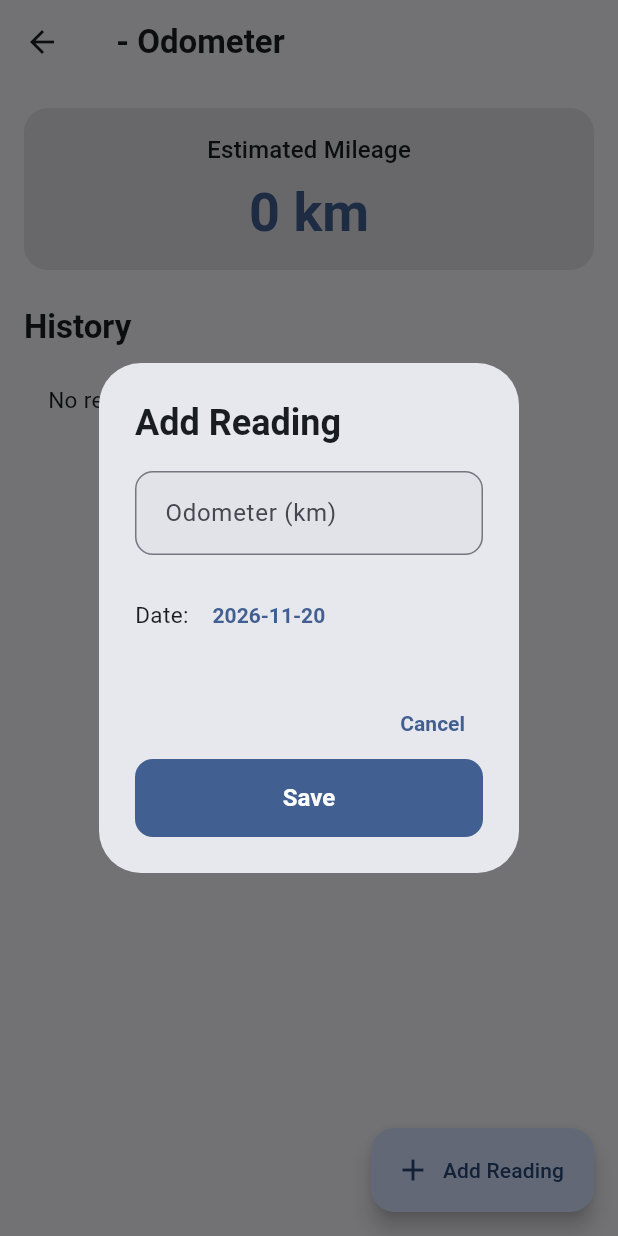
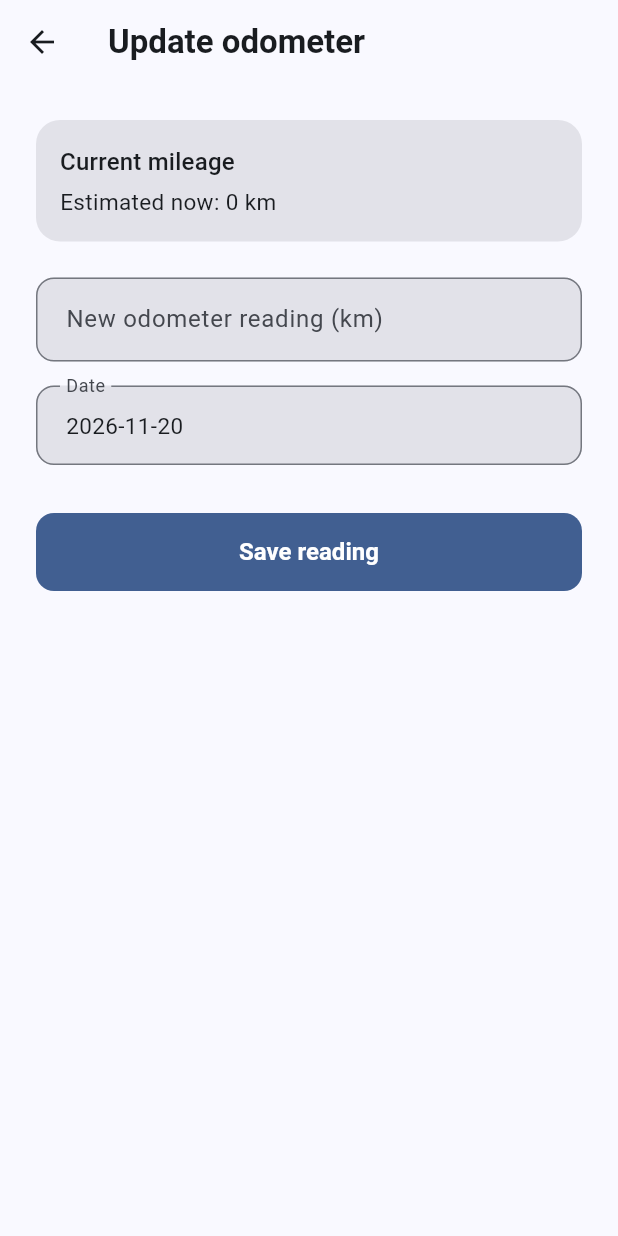
Before and after one commit to nubatay/motocare-log, a Flutter app: the OdometerScreen screen opened directly with empty values, after a tap on "Add Reading", on a phone screen of 412 x 824 dp. Run offline on Flutter 3.47's test engine with Material 3 defaults, Android fonts, the phone set to English and light mode, and no system bars; our stand-ins replace supabase_flutter; accounts and stored records are empty.

Commit message:
add update odometer screen

```diff
--- a/lib/features/odometer/presentation/odometer_screen.dart
+++ b/lib/features/odometer/presentation/odometer_screen.dart
@@ -5,11 +5,10 @@ import 'package:flutter/material.dart';
 import 'package:provider/provider.dart';
 
 import '../../../core/theme/app_theme.dart';
-import '../../../core/validators.dart';
 import '../../motorcycles/data/motorcycle_repository.dart';
 import '../../motorcycles/providers/motorcycle_provider.dart';
-import '../data/odometer_repository.dart';
 import '../providers/odometer_provider.dart';
+import 'update_odometer_screen.dart';
 
 class OdometerScreen extends StatefulWidget {
   final Motorcycle bike;
@@ -36,138 +35,6 @@ class _OdometerScreenState extends State<OdometerScreen> {
           dailyDistanceKm: widget.bike.dailyDistanceKm,
           currentOdometerFallback: widget.bike.currentOdometer,
         );
-  }
-
-  void _showReadingDialog({OdometerReading? readingToEdit}) {
-    final provider = context.read<OdometerProvider>();
-    final latestReading = provider.latestReading;
-    final motorcycleProvider = context.read<MotorcycleProvider>();
-
-    final valueController = TextEditingController(
-      text: readingToEdit?.valueKm.toString() ?? '',
-    );
-    DateTime selectedDate = readingToEdit?.readingDate ?? DateTime.now();
-    final formKey = GlobalKey<FormState>();
-
-    showDialog(
-      context: context,
-      builder: (context) {
-        return StatefulBuilder(
-          builder: (context, setState) {
-            return AlertDialog(
-              title: Text(readingToEdit == null ? 'Add Reading' : 'Edit Reading'),
-              content: Form(
-                key: formKey,
-                child: Column(
-                  mainAxisSize: MainAxisSize.min,
-                  children: [
-                    TextFormField(
-                      controller: valueController,
-                      keyboardType: TextInputType.number,
-                      decoration: const InputDecoration(labelText: 'Odometer (km)'),
-                      validator: (value) {
-                        final baseError = Validators.odometer(value);
-                        if (baseError != null) return baseError;
-
-                        final numValue = int.parse(value!);
-                        // If editing, we allow it to be lower than the current latest,
-                        // but if adding, it must be >= the latest reading.
-                        if (readingToEdit == null &&
-                            latestReading != null &&
-                            numValue < latestReading.valueKm) {
-                          return 'Reading cannot be lower than ${latestReading.valueKm} km.';
-                        }
-                        return null;
-                      },
-                    ),
-                    const SizedBox(height: AppSpacing.md),
-                    Row(
-                      children: [
-                        const Text('Date: '),
-                        TextButton(
-                          onPressed: () async {
-                            final picked = await showDatePicker(
-                              context: context,
-                              initialDate: selectedDate,
-                              firstDate: DateTime(1900),
-                              lastDate: DateTime.now(),
-                            );
-                            if (picked != null) {
-                              setState(() => selectedDate = picked);
-                            }
-                          },
-                          child: Text(
-                            '${selectedDate.year}-${selectedDate.month.toString().padLeft(2, '0')}-${selectedDate.day.toString().padLeft(2, '0')}',
-                          ),
-                        ),
-                      ],
-                    ),
-                  ],
-                ),
-              ),
-              actions: [
-                TextButton(
-                  onPressed: () => Navigator.pop(context),
-                  child: const Text('Cancel'),
-                ),
-                FilledButton(
-                  onPressed: () async {
-                    if (!formKey.currentState!.validate()) return;
-
-                    final numValue = int.parse(valueController.text);
-
-                    // Unrealistic jump check (e.g. > 1000 km in one entry)
-                    if (readingToEdit == null && latestReading != null) {
-                      final jump = numValue - latestReading.valueKm;
-                      if (jump > 1000) {
-                        final confirm = await showDialog<bool>(
-                          context: context,
-                          builder: (c) => AlertDialog(
-                            title: const Text('Unrealistic Jump'),
-                            content: Text('You entered a jump of $jump km. Is this correct?'),
-                            actions: [
-                              TextButton(onPressed: () => Navigator.pop(c, false), child: const Text('Cancel')),
-                              FilledButton(onPressed: () => Navigator.pop(c, true), child: const Text('Yes, save it')),
-                            ],
-                          ),
-                        );
-                        if (confirm != true) return;
-                      }
-                    }
-
-                    if (!context.mounted) return;
-                    Navigator.pop(context); // Close dialog
-
-                    final success = readingToEdit == null
-                        ? await provider.addReading(
-                            motorcycleId: widget.bike.id,
-                            valueKm: numValue,
-                            date: selectedDate,
-                            dailyDistanceKm: widget.bike.dailyDistanceKm,
-                            currentOdometerFallback: widget.bike.currentOdometer,
-                          )
-                        : await provider.updateReading(
-                            id: readingToEdit.id,
-                            motorcycleId: widget.bike.id,
-                            valueKm: numValue,
-                            date: selectedDate,
-                            dailyDistanceKm: widget.bike.dailyDistanceKm,
-                            currentOdometerFallback: widget.bike.currentOdometer,
-                          );
-
-                    if (success) {
-                      // Use the provider we grabbed at the beginning!
-                      motorcycleProvider.loadMotorcycles();
-                    }
-                  },
-                  child: const Text('Save'),
-                ),
-              ],
-            );
-          },
-        );
-      },
-    );
   }
 
   Future<void> _deleteReading(String id) async {
@@ -276,11 +143,9 @@ class _OdometerScreenState extends State<OdometerScreen> {
                           '${r.readingDate.year}-${r.readingDate.month.toString().padLeft(2, '0')}-${r.readingDate.day.toString().padLeft(2, '0')} • ${r.source == 'service' ? 'Service Record' : 'Rider Entry'}'),
                       trailing: PopupMenuButton<String>(
                         onSelected: (value) {
-                          if (value == 'edit') _showReadingDialog(readingToEdit: r);
                           if (value == 'delete') _deleteReading(r.id);
                         },
                         itemBuilder: (context) => [
-                          const PopupMenuItem(value: 'edit', child: Text('Edit')),
                           const PopupMenuItem(value: 'delete', child: Text('Delete')),
                         ],
                       ),
@@ -290,7 +155,13 @@ class _OdometerScreenState extends State<OdometerScreen> {
         ),
       ),
       floatingActionButton: FloatingActionButton.extended(
-        onPressed: () => _showReadingDialog(),
+        onPressed: () {
+          Navigator.of(context).push(
+            MaterialPageRoute(
+              builder: (_) => UpdateOdometerScreen(bike: widget.bike), // <-- NEW
+            ),
+          );
+        },
         icon: const Icon(Icons.add),
         label: const Text('Add Reading'),
       ),
--- /dev/null
+++ b/lib/features/odometer/presentation/update_odometer_screen.dart
@@ -0,0 +1,157 @@
+import 'package:flutter/material.dart';
+import 'package:provider/provider.dart';
+
+import '../../../core/theme/app_theme.dart';
+import '../../../core/validators.dart';
+import '../../motorcycles/data/motorcycle_repository.dart';
+import '../../motorcycles/providers/motorcycle_provider.dart';
+import '../providers/odometer_provider.dart';
+
+class UpdateOdometerScreen extends StatefulWidget {
+  final Motorcycle bike;
+  const UpdateOdometerScreen({super.key, required this.bike});
+
+  @override
+  State<UpdateOdometerScreen> createState() => _UpdateOdometerScreenState();
+}
+
+class _UpdateOdometerScreenState extends State<UpdateOdometerScreen> {
+  final _formKey = GlobalKey<FormState>();
+  late TextEditingController _valueController;
+  DateTime _selectedDate = DateTime.now();
+
+  @override
+  void initState() {
+    super.initState();
+    _valueController = TextEditingController();
+  }
+
+  @override
+  void dispose() {
+    _valueController.dispose();
+    super.dispose();
+  }
+
+  Future<void> _save() async {
+    if (!_formKey.currentState!.validate()) return;
+
+    final value = int.parse(_valueController.text);
+    final provider = context.read<OdometerProvider>();
+    final motorcycleProvider = context.read<MotorcycleProvider>();
+    final latestReading = provider.latestReading;
+
+    // Unrealistic jump check (e.g., > 1000 km)
+    if (latestReading != null) {
+      final jump = value - latestReading.valueKm;
+      if (jump > 1000) {
+        final confirm = await showDialog<bool>(
+          context: context,
+          builder: (c) => AlertDialog(
+            title: const Text('Unrealistic Jump'),
+            content: Text('You entered a jump of $jump km. Is this correct?'),
+            actions: [
+              TextButton(onPressed: () => Navigator.pop(c, false), child: const Text('Cancel')),
+              FilledButton(onPressed: () => Navigator.pop(c, true), child: const Text('Yes, save it')),
+            ],
+          ),
+        );
+        if (confirm != true) return;
+      }
+    }
+
+    if (!mounted) return;
+
+    final success = await provider.addReading(
+      motorcycleId: widget.bike.id,
+      valueKm: value,
+      date: _selectedDate,
+      dailyDistanceKm: widget.bike.dailyDistanceKm,
+      currentOdometerFallback: widget.bike.currentOdometer,
+    );
+
+    if (success && mounted) {
+      motorcycleProvider.loadMotorcycles(); // Update the main list
+      Navigator.pop(context); // Close screen
+    }
+  }
+
+  @override
+  Widget build(BuildContext context) {
+    final provider = context.watch<OdometerProvider>();
+    final theme = Theme.of(context);
+    final latest = provider.latestReading;
+
+    return Scaffold(
+      appBar: AppBar(title: const Text('Update odometer')),
+      body: SingleChildScrollView(
+        padding: const EdgeInsets.all(AppSpacing.lg),
+        child: Form(
+          key: _formKey,
+          child: Column(
+            crossAxisAlignment: CrossAxisAlignment.stretch,
+            children: [
+              // Info Card
+              Card(
+                color: theme.colorScheme.surfaceContainerHighest,
+                child: Padding(
+                  padding: const EdgeInsets.all(AppSpacing.md),
+                  child: Column(
+                    crossAxisAlignment: CrossAxisAlignment.start,
+                    children: [
+                      Text('Current mileage', style: theme.textTheme.titleMedium),
+                      const SizedBox(height: AppSpacing.xs),
+                      Text('Estimated now: ${provider.estimate?.estimatedKm ?? widget.bike.currentOdometer} km'),
+                      if (latest != null)
+                        Text('Last real reading: ${latest.valueKm} km (${latest.readingDate.year}-${latest.readingDate.month.toString().padLeft(2, '0')}-${latest.readingDate.day.toString().padLeft(2, '0')})'),
+                    ],
+                  ),
+                ),
+              ),
+              const SizedBox(height: AppSpacing.lg),
+
+              TextFormField(
+                controller: _valueController,
+                keyboardType: TextInputType.number,
+                decoration: const InputDecoration(labelText: 'New odometer reading (km)'),
+                validator: (value) {
+                  final baseError = Validators.odometer(value);
+                  if (baseError != null) return baseError;
+
+                  if (latest != null && int.parse(value!) < latest.valueKm) {
+                    return 'Must not be lower than ${latest.valueKm} km';
+                  }
+                  return null;
+                },
+              ),
+              const SizedBox(height: AppSpacing.md),
+
+              InkWell(
+                onTap: () async {
+                  final picked = await showDatePicker(
+                    context: context,
+                    initialDate: _selectedDate,
+                    firstDate: DateTime(1900),
+                    lastDate: DateTime.now(),
+                  );
+                  if (picked != null) setState(() => _selectedDate = picked);
+                },
+                child: InputDecorator(
+                  decoration: const InputDecoration(labelText: 'Date'),
+                  child: Text('${_selectedDate.year}-${_selectedDate.month.toString().padLeft(2, '0')}-${_selectedDate.day.toString().padLeft(2, '0')}'),
+                ),
+              ),
+              const SizedBox(height: AppSpacing.xl),
+
+              FilledButton(
+                onPressed: provider.isLoading ? null : _save,
+                child: provider.isLoading
+                    ? const SizedBox(height: 24, width: 24, child: CircularProgressIndicator(strokeWidth: 2))
+                    : const Text('Save reading'),
+              ),
+            ],
+          ),
+        ),
+      ),
+    );
+  }
+}
```
Also changed, not shown: lib/features/dashboard/presentation/dashboard_screen.dart (+6 -4 lines).
